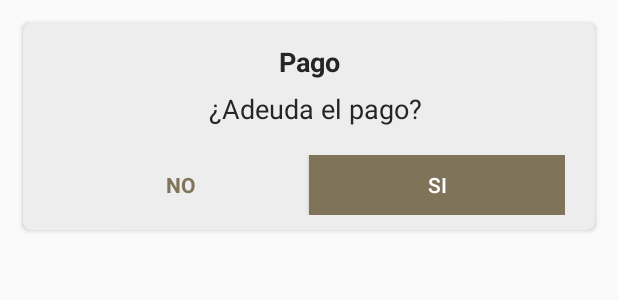
After one commit to Leilecita/fishyApp, an Android app: the layout dialog_defaulter.xml on its own in the app's theme, with its tools: preview values and no code run, on a phone screen of 412 x 824 dp. The commit adds this screen. Shown: the top 300 px of the screen. Run offline under Robolectric (Android 15) with nearby library versions, the phone set to English and light mode, and no system bars.

Commit message:
las changes anes de ir

```diff
--- a/app/src/main/java/com/example/android/fishy/Interfaces/ItemTouchHelperAdapter.java
+++ b/app/src/main/java/com/example/android/fishy/Interfaces/ItemTouchHelperAdapter.java
@@ -1,6 +1,7 @@
 package com.example.android.fishy.Interfaces;
 
 public interface ItemTouchHelperAdapter {
+    boolean isDragEnabled();
 
     boolean onItemMove(int fromPosition, int toPosition);
 
--- a/app/src/main/java/com/example/android/fishy/SimpleItemTouchHelperCallback.java
+++ b/app/src/main/java/com/example/android/fishy/SimpleItemTouchHelperCallback.java
@@ -17,7 +17,7 @@ public class SimpleItemTouchHelperCallback  extends ItemTouchHelper.Callback {
 
     @Override
     public boolean isLongPressDragEnabled() {
-        return true;
+        return mAdapter.isDragEnabled();
     }
 
     @Override
--- /dev/null
+++ b/app/src/main/res/layout/dialog_defaulter.xml
@@ -0,0 +1,110 @@
+<android.support.v7.widget.CardView xmlns:android="http://schemas.android.com/apk/res/android"
+    xmlns:card_view="http://schemas.android.com/apk/res-auto"
+    android:id="@+id/card_view_mistake"
+    android:layout_width="match_parent"
+    android:layout_height="wrap_content"
+    android:layout_margin="15dp"
+    card_view:cardCornerRadius="5dp"
+    card_view:cardElevation="2dp"
+    card_view:cardMaxElevation="4dp"
+    android:backgroundTint="#ededed"
+    card_view:contentPadding="10dp"
+
+
+    >
+
+    <LinearLayout xmlns:android="http://schemas.android.com/apk/res/android"
+        android:layout_width="match_parent"
+        android:layout_height="wrap_content"
+        android:layout_marginLeft="10dp"
+        android:layout_marginRight="10dp"
+        android:orientation="vertical">
+
+        <TextView
+            android:layout_width="match_parent"
+            android:layout_height="32dp"
+            android:id="@+id/title"
+            android:gravity="center"
+            android:text="Pago"
+            android:textColor="@color/title_dialog_helper"
+            android:textSize="18sp"
+            android:textStyle="bold" />
+
+        <LinearLayout
+            android:layout_width="match_parent"
+            android:layout_height="wrap_content"
+            android:gravity="center_horizontal"
+            android:orientation="horizontal">
+
+
+
+
+
+
+        </LinearLayout>
+
+        <LinearLayout
+            android:layout_width="match_parent"
+            android:layout_height="wrap_content"
+            android:gravity="center_horizontal"
+            android:orientation="vertical">
+
+            <TextView
+                android:id="@+id/text"
+                android:layout_width="match_parent"
+                android:gravity="center"
+                android:layout_height="30dp"
+                android:inputType="textCapWords"
+                android:paddingLeft="8dp"
+                android:textColor="@color/word"
+                android:text="¿Adeuda el pago?"
+                android:textSize="18sp"
+
+                />
+
+
+
+
+        </LinearLayout>
+
+
+        <LinearLayout
+            android:layout_width="match_parent"
+            android:layout_height="wrap_content"
+            android:layout_marginTop="16dp"
+            android:orientation="horizontal">
+
+            <TextView
+                android:id="@+id/cancel"
+                android:layout_width="match_parent"
+                android:layout_height="40dp"
+                android:layout_weight="1"
+                android:gravity="center"
+                android:text="NO"
+                android:textColor="@color/colorDialogButton"
+                android:textStyle="bold" />
+
+            <Button
+                android:id="@+id/ok"
+                android:layout_width="match_parent"
+                android:layout_height="40dp"
+                android:layout_weight="1"
+                android:background="@color/colorDialogButton"
+                android:padding="4dp"
+                android:text="Si"
+                android:textColor="#ffff" />
+
+        </LinearLayout>
+
+    </LinearLayout>
+
+</android.support.v7.widget.CardView>
+
+<!--
+ <EditText
+                android:layout_marginTop="4dp"
+                android:layout_width="100dp"
+                style="@style/CodeFontInput"
+                android:hint="$"
+                android:id="@+id/amount"/>
+-->
```
Also changed, not shown: app/src/main/java/com/example/android/fishy/adapters/ReportOrderAdapter.java (+27 -38 lines), app/src/main/java/com/example/android/fishy/network/ApiUtils.java (+4 -3 lines), app/src/main/res/layout/car_item_address.xml (+0 -8 lines), app/src/main/res/drawable/fishy_santi.jpg (renamed from app/src/main/res/drawable/fishy_santi.png), app/src/main/res/drawable/fishy_santi2.jpg (renamed from app/src/main/res/drawable/fishy_santi2.png), 1 other file.
